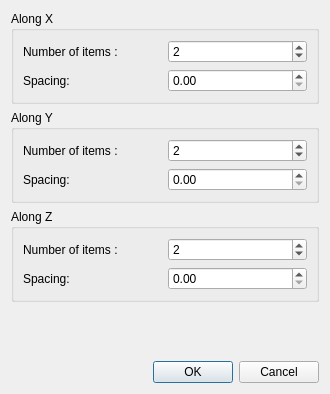
This is demo/Polyhedron/Plugins/PCA/MeshOnGrid_dialog.ui in MicroStar-Tech/cgal as Qt 5 draws it before an edit. The edited form follows.
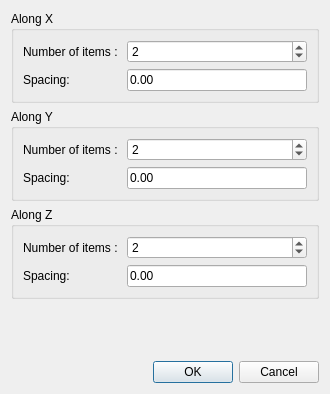
This is the edited form. Custom widgets are drawn as their Qt base class.

Patch:
```diff
--- a/demo/Polyhedron/Plugins/PCA/MeshOnGrid_dialog.ui
+++ b/demo/Polyhedron/Plugins/PCA/MeshOnGrid_dialog.ui
@@ -26,13 +26,6 @@
       <string>Along X</string>
      </property>
      <layout class="QGridLayout" name="gridLayout_2">
-      <item row="1" column="1">
-       <widget class="QDoubleSpinBox" name="x_space_doubleSpinBox">
-        <property name="maximum">
-         <double>99999999999999999475366575191804932315794610450682175621941694731908308538307845136842752.000000000000000</double>
-        </property>
-       </widget>
-      </item>
       <item row="1" column="0">
        <widget class="QLabel" name="label_4">
         <property name="text">
@@ -57,6 +50,13 @@
         </property>
        </widget>
       </item>
+      <item row="1" column="1">
+       <widget class="DoubleEdit" name="x_space_doubleSpinBox">
+        <property name="text">
+         <string>0.00</string>
+        </property>
+       </widget>
+      </item>
      </layout>
     </widget>
    </item>
@@ -66,13 +66,6 @@
       <string>Along Y</string>
      </property>
      <layout class="QGridLayout" name="gridLayout_3">
-      <item row="1" column="1">
-       <widget class="QDoubleSpinBox" name="y_space_doubleSpinBox">
-        <property name="maximum">
-         <double>99999999999999999475366575191804932315794610450682175621941694731908308538307845136842752.000000000000000</double>
-        </property>
-       </widget>
-      </item>
       <item row="1" column="0">
        <widget class="QLabel" name="label_5">
         <property name="text">
@@ -97,6 +90,13 @@
         </property>
        </widget>
       </item>
+      <item row="1" column="1">
+       <widget class="DoubleEdit" name="y_space_doubleSpinBox">
+        <property name="text">
+         <string>0.00</string>
+        </property>
+       </widget>
+      </item>
      </layout>
     </widget>
    </item>
@@ -106,13 +106,6 @@
       <string>Along Z</string>
      </property>
      <layout class="QGridLayout" name="gridLayout">
-      <item row="1" column="1">
-       <widget class="QDoubleSpinBox" name="z_space_doubleSpinBox">
-        <property name="maximum">
-         <double>99999999999999999475366575191804932315794610450682175621941694731908308538307845136842752.000000000000000</double>
-        </property>
-       </widget>
-      </item>
       <item row="0" column="0">
        <widget class="QLabel" name="label_3">
         <property name="text">
@@ -137,6 +130,13 @@
         </property>
        </widget>
       </item>
+      <item row="1" column="1">
+       <widget class="DoubleEdit" name="z_space_doubleSpinBox">
+        <property name="text">
+         <string>0.00</string>
+        </property>
+       </widget>
+      </item>
      </layout>
     </widget>
    </item>
@@ -165,6 +165,13 @@
    </item>
   </layout>
  </widget>
+ <customwidgets>
+  <customwidget>
+   <class>DoubleEdit</class>
+   <extends>QLineEdit</extends>
+   <header>CGAL_double_edit.h</header>
+  </customwidget>
+ </customwidgets>
  <resources/>
  <connections>
   <connection>
```
